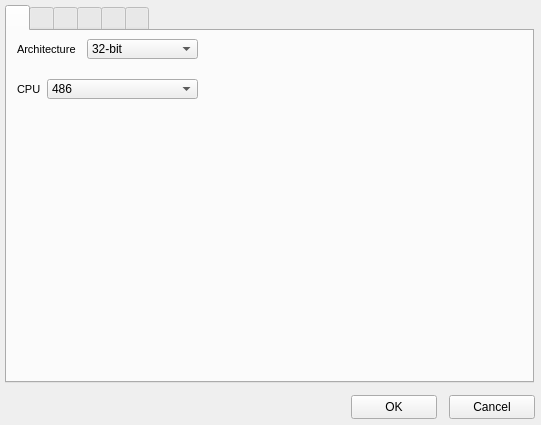
The window that ui/sets.ui (Pixelsuft/qemu-launcher) describes before a commit, drawn with Qt 5.
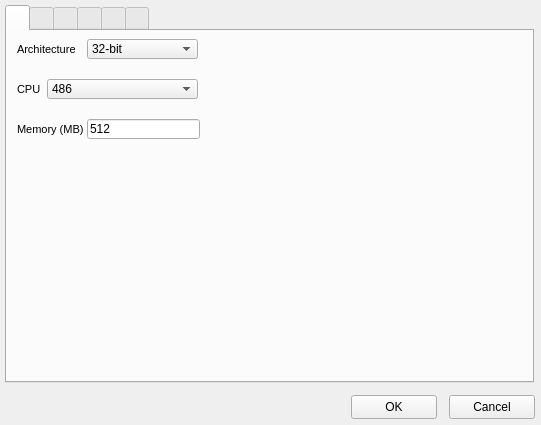
The same window after the commit. Icons and pictures are not drawn.

Diff of the .ui file:
```diff
--- a/ui/sets.ui
+++ b/ui/sets.ui
@@ -449,6 +449,37 @@
        </property>
       </item>
      </widget>
+     <widget class="QLabel" name="memoryLabel">
+      <property name="geometry">
+       <rect>
+        <x>10</x>
+        <y>90</y>
+        <width>100</width>
+        <height>16</height>
+       </rect>
+      </property>
+      <property name="font">
+       <font>
+        <pointsize>8</pointsize>
+       </font>
+      </property>
+      <property name="text">
+       <string>Memory (MB)</string>
+      </property>
+     </widget>
+     <widget class="QLineEdit" name="memoryEdit">
+      <property name="geometry">
+       <rect>
+        <x>80</x>
+        <y>88</y>
+        <width>113</width>
+        <height>20</height>
+       </rect>
+      </property>
+      <property name="text">
+       <string>512</string>
+      </property>
+     </widget>
     </widget>
     <widget class="QWidget" name="video">
      <attribute name="icon">
```
Left out of the diff: 4 changed lines with no effect on the pictures.
